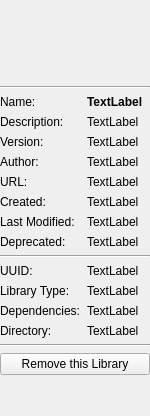
The window that libs/librepcb/librarymanager/libraryinfowidget.ui (LibrePCB/LibrePCB) describes before a commit, drawn with Qt 5.
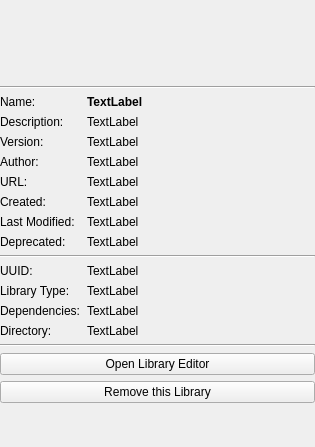
The same window after the commit.

Commit message:
LibraryManager: Let libraries open with the library editor
The new signal openLibraryEditorTriggered() is emited when the user
requests to open a library with the library editor.

Diff of the .ui file:
```diff
--- a/libs/librepcb/librarymanager/libraryinfowidget.ui
+++ b/libs/librepcb/librarymanager/libraryinfowidget.ui
@@ -6,8 +6,8 @@
    <rect>
     <x>0</x>
     <y>0</y>
-    <width>150</width>
-    <height>416</height>
+    <width>315</width>
+    <height>447</height>
    </rect>
   </property>
   <property name="windowTitle">
@@ -299,13 +299,20 @@
        </property>
       </widget>
      </item>
-     <item row="14" column="0" colspan="2">
+     <item row="15" column="0" colspan="2">
       <widget class="QPushButton" name="btnRemove">
        <property name="text">
         <string>Remove this Library</string>
        </property>
       </widget>
      </item>
+     <item row="14" column="0" colspan="2">
+      <widget class="QPushButton" name="btnOpenLibraryEditor">
+       <property name="text">
+        <string>Open Library Editor</string>
+       </property>
+      </widget>
+     </item>
     </layout>
    </item>
   </layout>
```
The commit also changes 6 other files.
